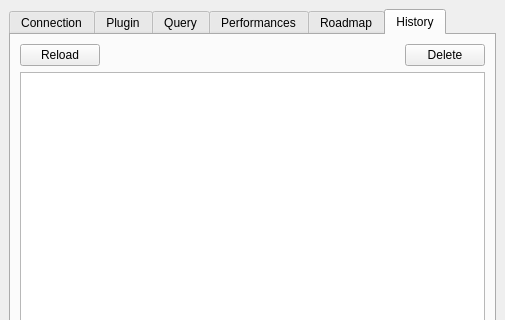
Above: src/hmi_qgis/IfsttarRouting/ifsttarrouting.ui from Universite-Gustave-Eiffel/Tempus before the change; both pictures show x 0 to 505 and y 0 to 320 of the 505 by 545 pixel window. Below: the same form after it.
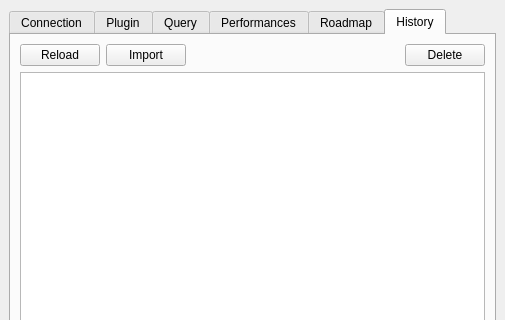
That is the form after the change. The open tabs and pages were chosen to show the change. Icons and pictures are not drawn. Custom widgets are drawn as their Qt base class.

Commit message: QGIS HMI: add the ability to load an external history file (WIP)

Patch:
```diff
--- a/src/hmi_qgis/IfsttarRouting/ifsttarrouting.ui
+++ b/src/hmi_qgis/IfsttarRouting/ifsttarrouting.ui
@@ -281,6 +281,13 @@
             </property>
            </widget>
           </item>
+          <item>
+           <widget class="QPushButton" name="importHistoryBtn">
+            <property name="text">
+             <string>Import</string>
+            </property>
+           </widget>
+          </item>
           <item>
            <spacer name="horizontalSpacer">
             <property name="orientation">
```
Left out of the diff: 2 changed lines with no effect on the pictures. The commit also changes 1 other file.
